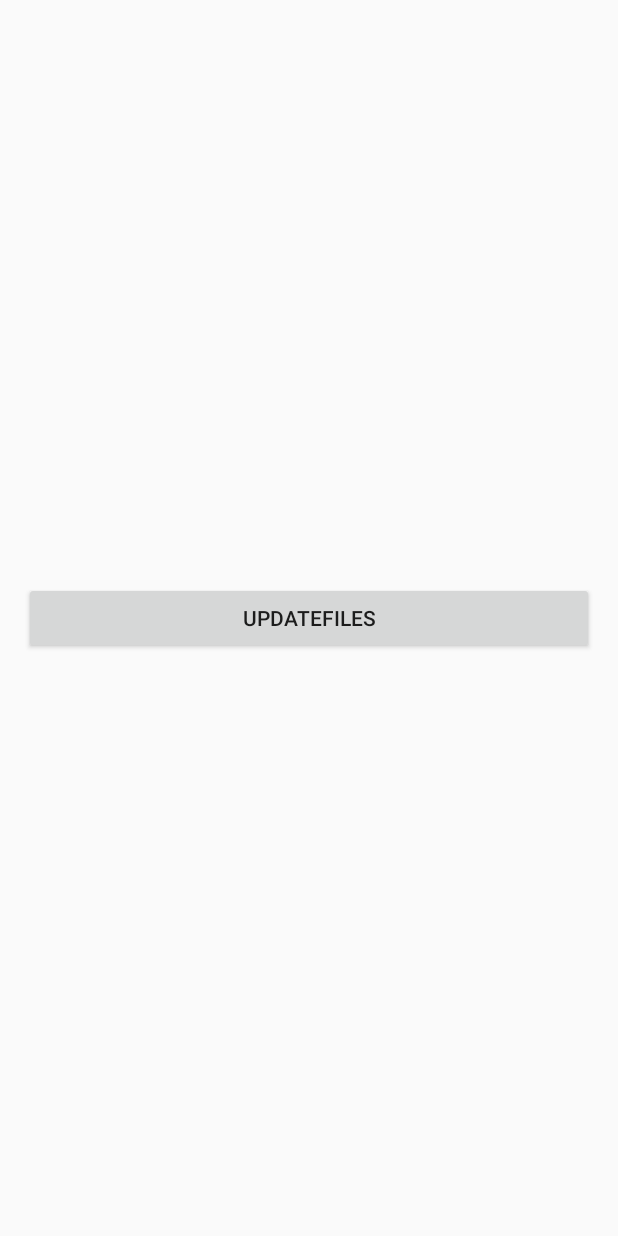
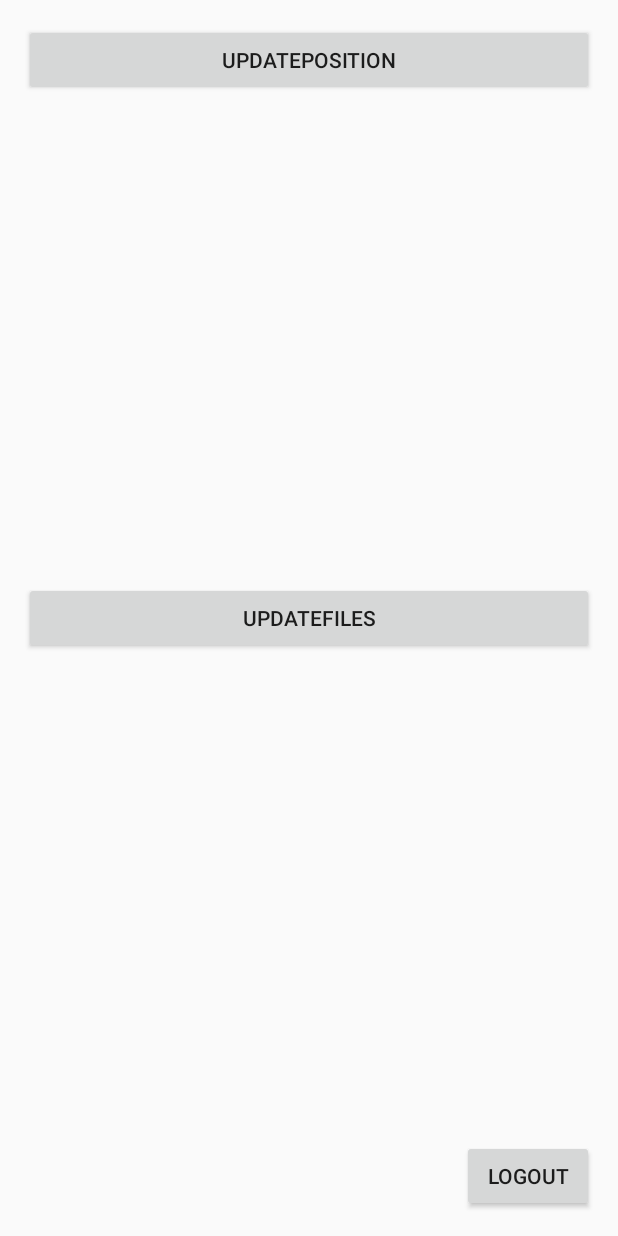
Before and after one commit to pixelshade/Bakalarka, an Android app: the layout fragment_main.xml on its own in the app's theme, with its tools: preview values and no code run, on a phone screen of 412 x 824 dp. Run offline under Robolectric (Android 15) with nearby library versions, the phone set to English and light mode, and no system bars.

```diff
--- a/client/gpsoclient/src/main/AndroidManifest.xml
+++ b/client/gpsoclient/src/main/AndroidManifest.xml
@@ -35,8 +35,8 @@
         <activity
             android:name="shade.pixel.gpsoclient.LoginActivity"
             android:label="@string/title_activity_login"
-            android:windowSoftInputMode="adjustResize|stateVisible" >
-            android:noHistory="true"
+            android:windowSoftInputMode="adjustResize|stateVisible"
+            android:noHistory="true">
         </activity>
     </application>
 
--- a/client/gpsoclient/src/main/java/shade/pixel/gpsoclient/GPSTracker.java
+++ b/client/gpsoclient/src/main/java/shade/pixel/gpsoclient/GPSTracker.java
@@ -12,7 +12,10 @@ import android.os.Bundle;
 import android.os.IBinder;
 import android.provider.Settings;
 import android.util.Log;
+import android.widget.Toast;
+
 import com.google.android.gms.maps.model.LatLng;
+
 /**
  * Created by pixelshade on 9.2.2014.
  */
@@ -62,6 +65,7 @@ public class GPSTracker extends Service implements LocationListener {
 
             if (!isGPSEnabled && !isNetworkEnabled) {
                 // no network provider is enabled
+                Toast.makeText(mContext, "GPS is not enabled, trying to get position via network", Toast.LENGTH_SHORT).show();
             } else {
                 this.canGetLocation = true;
                 // First get location from Network Provider
@@ -104,7 +108,7 @@ public class GPSTracker extends Service implements LocationListener {
             e.printStackTrace();
         }
 
-        return new LatLng(location.getLatitude(),location.getLongitude());
+        return new LatLng(location.getLatitude(), location.getLongitude());
     }
 
     /**
--- a/client/gpsoclient/src/main/res/layout/fragment_main.xml
+++ b/client/gpsoclient/src/main/res/layout/fragment_main.xml
@@ -26,4 +26,26 @@
         android:onClick="UpdateLocalContentFiles"
         android:singleLine="false" />
 
+    <Button
+        android:layout_width="wrap_content"
+        android:layout_height="wrap_content"
+        android:text="@string/UpdatePosition"
+        android:id="@+id/button"
+        android:layout_alignTop="@+id/section_label"
+        android:layout_alignParentLeft="true"
+        android:layout_alignParentStart="true"
+        android:layout_alignParentRight="true"
+        android:onClick="UpdatePosition"
+        android:layout_alignParentEnd="true" />
+
+    <Button
+        android:layout_width="wrap_content"
+        android:layout_height="wrap_content"
+        android:text="@string/Logout"
+        android:id="@+id/button2"
+        android:layout_alignParentBottom="true"
+        android:layout_alignParentRight="true"
+        android:layout_alignParentEnd="true"
+        android:onClick="LogoutAnStartLoginActivity"/>
+
 </RelativeLayout>
--- a/client/gpsoclient/src/main/res/values/strings.xml
+++ b/client/gpsoclient/src/main/res/values/strings.xml
@@ -7,5 +7,7 @@
     <string name="title_section3">Section 3</string>
     <string name="action_settings">Settings</string>
     <string name="UpdateFiles">UpdateFiles</string>
+    <string name="UpdatePosition">UpdatePosition</string>
+    <string name="Logout">Logout</string>
 
 </resources>
```
Also changed, not shown: client/gpsoclient/src/main/java/shade/pixel/gpsoclient/AsyncResponse.java (added, +8 -0 lines), client/gpsoclient/src/main/java/shade/pixel/gpsoclient/ContentFilesManager.java (+9 -16 lines), client/gpsoclient/src/main/java/shade/pixel/gpsoclient/LoginActivity.java (+14 -12 lines), client/gpsoclient/src/main/java/shade/pixel/gpsoclient/MainActivity.java (+77 -6 lines), client/gpsoclient/src/main/java/shade/pixel/gpsoclient/MyHtmlBrowser.java (+71 -43 lines), client/gpsoclient/src/main/java/shade/pixel/gpsoclient/ResponseJSONParser.java (added, +48 -0 lines), 6 other files.
